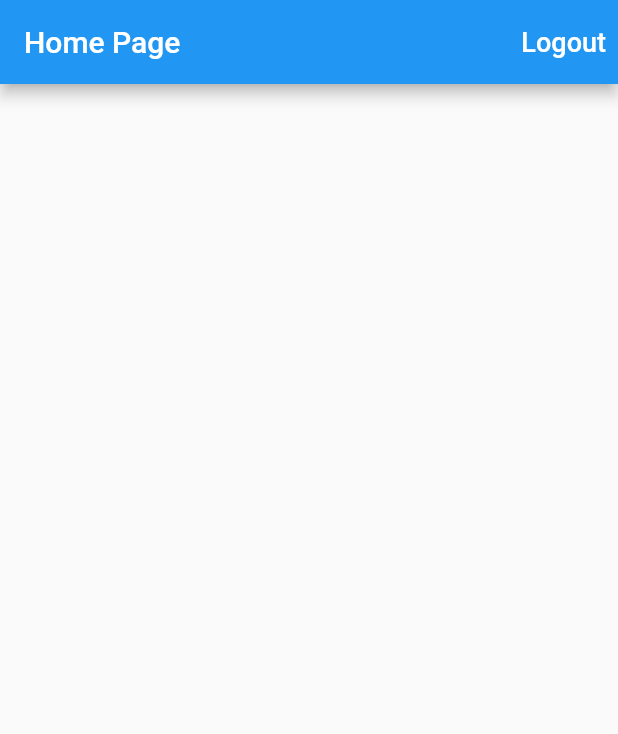
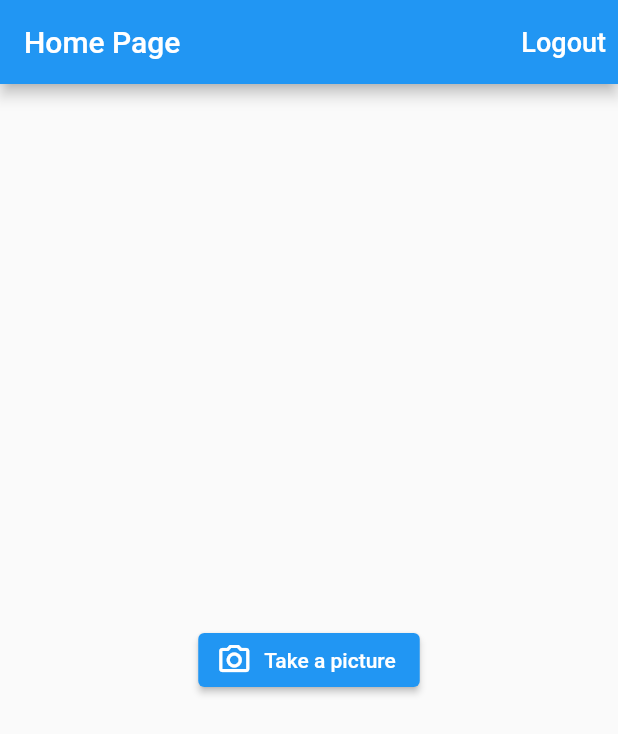
Before and after one commit to anoop-ananthan/photo_detect_poc, a Flutter app: the screen it shows once a user with an empty profile is signed in, on a phone screen of 412 x 824 dp. Shown: the top 734 px of the screen. Run offline on Flutter 3.47's test engine with Material 2 defaults, Android fonts, the phone set to English and light mode, and no system bars; our stand-ins replace camera, firebase_auth, firebase_core, google_sign_in; accounts and stored records are empty.

Commit message:
Take a photo

```diff
--- a/lib/home_page.dart
+++ b/lib/home_page.dart
@@ -1,13 +1,20 @@
+import 'package:camera/camera.dart';
 import 'package:flutter/material.dart';
 import 'package:photo_detect_poc/auth.dart';
+import 'package:photo_detect_poc/take_picture_page.dart';
 
-class HomePage extends StatelessWidget {
+class HomePage extends StatefulWidget {
   const HomePage({Key? key, required this.auth}) : super(key: key);
   final AuthBase auth;
 
+  @override
+  State<HomePage> createState() => _HomePageState();
+}
+
+class _HomePageState extends State<HomePage> {
   Future<void> _signOut() async {
     try {
-      await auth.signOut();
+      await widget.auth.signOut();
     } catch (e) {
       // ignore: avoid_print
       print(e.toString());
@@ -32,6 +39,31 @@ class HomePage extends StatelessWidget {
           ),
         ],
       ),
+      body: Center(
+        child: Column(
+          crossAxisAlignment: CrossAxisAlignment.center,
+          mainAxisAlignment: MainAxisAlignment.center,
+          children: [
+            ElevatedButton.icon(
+              onPressed: () async {
+                // Obtain a list of the available cameras on the device.
+                final cameras = await availableCameras();
+                // Get a specific camera from the list of available cameras.
+                final firstCamera = cameras.first;
+                Navigator.of(context).push(
+                  MaterialPageRoute(
+                    builder: (context) => TakePictureScreen(
+                      camera: firstCamera,
+                    ),
+                  ),
+                );
+              },
+              icon: const Icon(Icons.camera_alt_outlined),
+              label: const Text('Take a picture'),
+            ),
+          ],
+        ),
+      ),
     );
   }
 }
--- a/pubspec.yaml
+++ b/pubspec.yaml
@@ -14,6 +14,7 @@ dependencies:
   firebase_core: ^1.6.0
   firebase_auth: ^3.1.0
   google_sign_in: ^5.1.0
+  camera: ^0.9.2+2
 
 
   cupertino_icons: ^1.0.2
```
Also changed, not shown: lib/take_picture_page.dart (added, +126 -0 lines), pubspec.lock, 1 other file.
